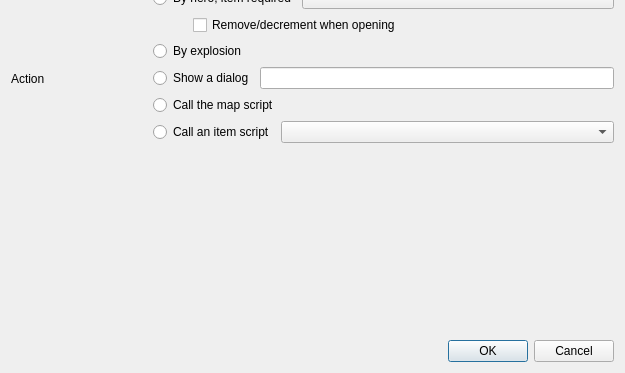
The window that src/widgets/edit_entity_dialog.ui (solarus-games/solarus-quest-editor) describes before a commit, drawn with Qt 5; both pictures show x 0 to 625 and y 780 to 1153 of the 625 by 1153 pixel window.
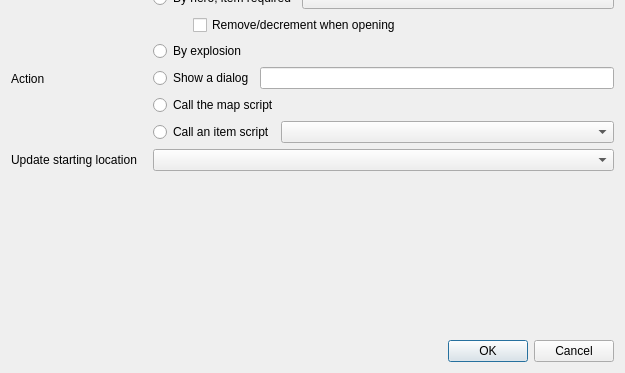
The same window after the commit. Custom widgets are drawn as their Qt base class.

Commit message: Add starting location mode property to destination editor

The edit to the form file:
```diff
--- a/src/widgets/edit_entity_dialog.ui
+++ b/src/widgets/edit_entity_dialog.ui
@@ -739,6 +739,16 @@
        </layout>
       </widget>
      </item>
+     <item row="23" column="0">
+      <widget class="QLabel" name="starting_location_mode_label">
+       <property name="text">
+        <string>Update starting location</string>
+       </property>
+      </widget>
+     </item>
+     <item row="23" column="1">
+      <widget class="SolarusEditor::EnumSelector&lt;SolarusEditor::StartingLocationMode&gt;" name="starting_location_mode_field"/>
+     </item>
     </layout>
    </item>
    <item>
@@ -783,6 +793,11 @@
    <extends>QComboBox</extends>
    <header>ground_traits.h</header>
   </customwidget>
+  <customwidget>
+   <class>SolarusEditor::EnumSelector&lt;SolarusEditor::StartingLocationMode&gt;</class>
+   <extends>QComboBox</extends>
+   <header>starting_location_mode_traits.h</header>
+  </customwidget>
  </customwidgets>
  <resources/>
  <connections>
```
The commit also changes 5 other files.
